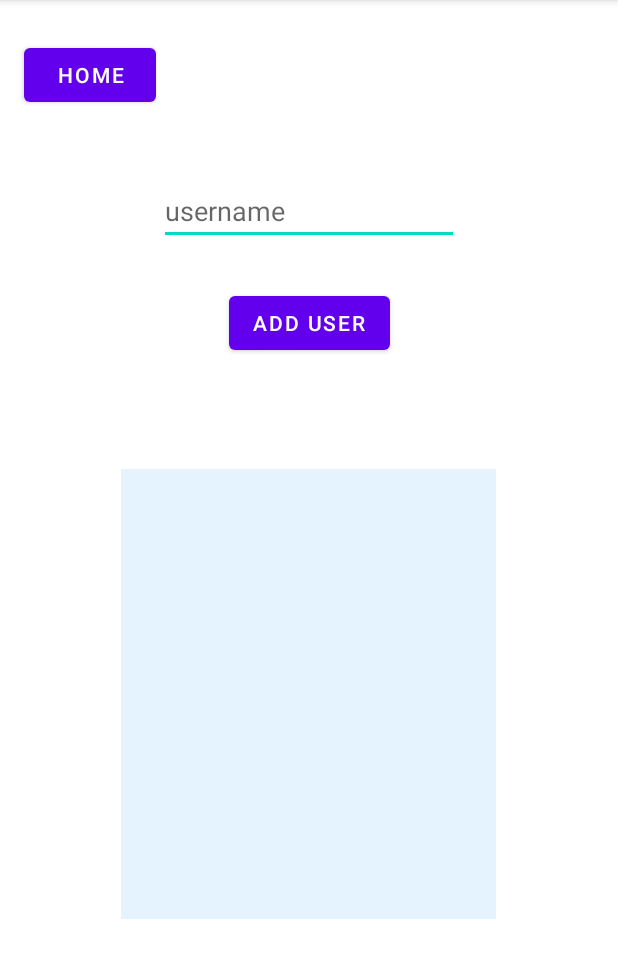
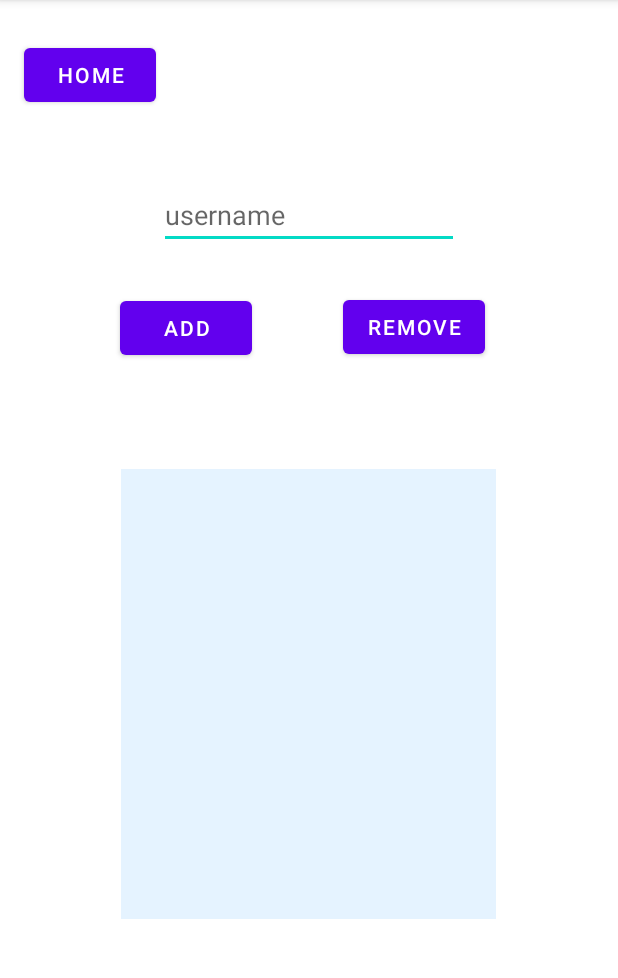
Before and after one commit to csisl/PunchBuggy, an Android app: the screen it shows after launch (UserManagement), after a tap on "USER MANAGEMENT", on a phone screen of 412 x 824 dp, the part 84-1062 px from its top. Run offline under Robolectric (Android 15) with nearby library versions, the phone set to English and light mode, and no system bars.

Commit message:
Remove users

```diff
--- a/app/src/main/java/com/example/punchbuggy/MainActivity.kt
+++ b/app/src/main/java/com/example/punchbuggy/MainActivity.kt
@@ -34,7 +34,7 @@ class MainActivity : AppCompatActivity() {
         playerViewAdapter = ArrayAdapter(this, android.R.layout.simple_list_item_1, runningGame.getPlayerNames())
         playerListView.adapter = playerViewAdapter
 
-        playerListView.setOnItemClickListener { parent, view, position, id ->
+        playerListView.setOnItemClickListener { _, _, position, _ ->
             val clicked = playerViewAdapter.getItem(position).toString()
             Log.d("clicked", "clicked: $clicked")
             val player: Player = runningGame.getPlayer(clicked)
--- a/app/src/main/res/layout/activity_user_management.xml
+++ b/app/src/main/res/layout/activity_user_management.xml
@@ -26,9 +26,10 @@
         android:text="@string/add_user"
         app:layout_constraintBottom_toBottomOf="parent"
         app:layout_constraintEnd_toEndOf="parent"
+        app:layout_constraintHorizontal_bias="0.247"
         app:layout_constraintStart_toStartOf="parent"
         app:layout_constraintTop_toTopOf="parent"
-        app:layout_constraintVertical_bias="0.266" />
+        app:layout_constraintVertical_bias="0.27" />
 
     <ListView
         android:id="@+id/userListView"
@@ -54,4 +55,16 @@
         app:layout_constraintTop_toTopOf="parent"
         app:layout_constraintVertical_bias="0.036" />
 
+    <Button
+        android:id="@+id/removeUser"
+        android:layout_width="wrap_content"
+        android:layout_height="wrap_content"
+        android:text="@string/remove_user"
+        app:layout_constraintBottom_toBottomOf="parent"
+        app:layout_constraintEnd_toEndOf="parent"
+        app:layout_constraintHorizontal_bias="0.721"
+        app:layout_constraintStart_toStartOf="parent"
+        app:layout_constraintTop_toTopOf="parent"
+        app:layout_constraintVertical_bias="0.269" />
+
 </androidx.constraintlayout.widget.ConstraintLayout>
--- a/app/src/main/res/values/strings.xml
+++ b/app/src/main/res/values/strings.xml
@@ -14,6 +14,7 @@
     <string name="HOME">HOME</string>
     <string name="view_games">View Games</string>
     <string name="user_management">User Management</string>
-    <string name="add_user">Add User</string>
+    <string name="add_user">Add</string>
+    <string name="remove_user">Remove</string>
     <string name="username_hint">username</string>
 </resources>
```
Also changed, not shown: app/src/main/java/com/example/punchbuggy/Game.kt (+8 -0 lines), app/src/main/java/com/example/punchbuggy/UserManagement.kt (+15 -0 lines).
